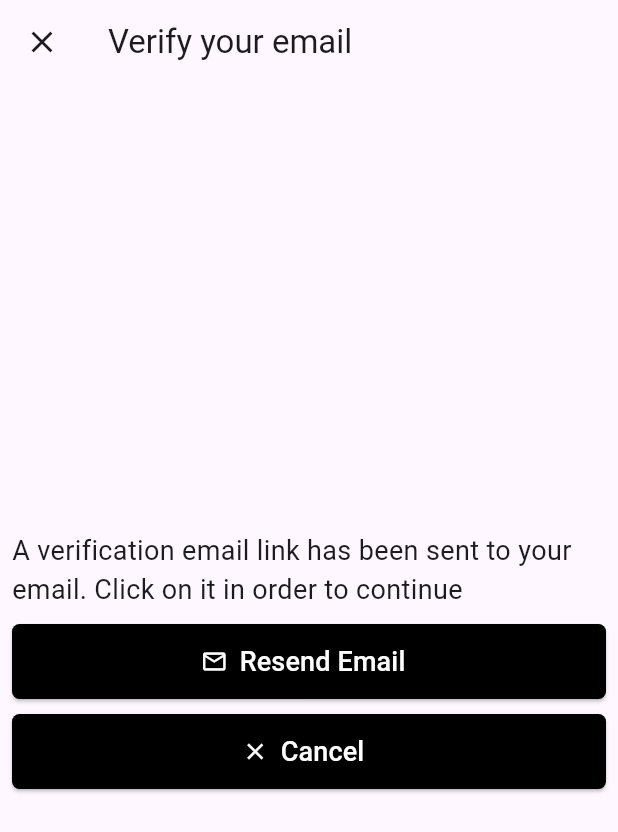
After one commit to ihsahm/flutter-guzogo-test-app, a Flutter app: the OTPAuth screen opened directly, on a phone screen of 412 x 824 dp. The commit adds this screen. Shown: the top 832 px of the screen. Run offline on Flutter 3.47's test engine with Material 2 defaults, Android fonts, the phone set to English and light mode, and no system bars.

Commit message:
Second Commit

```diff
--- a/lib/auth/login.dart
+++ b/lib/auth/login.dart
@@ -30,7 +30,6 @@ class _LoginPageState extends State<LoginPage> {
                 "Email",
                 style: TextStyle(fontSize: 14, color: Colors.blueGrey),
               ),
-              const SizedBox(height: 15),
               TextFormField(
                 decoration: InputDecoration(
                   enabledBorder: OutlineInputBorder(
@@ -47,7 +46,6 @@ class _LoginPageState extends State<LoginPage> {
                 "Enter Password",
                 style: TextStyle(fontSize: 14, color: Colors.blueGrey),
               ),
-              const SizedBox(height: 15),
               TextFormField(
                 decoration: InputDecoration(
                   enabledBorder: OutlineInputBorder(
@@ -128,7 +126,7 @@ class _LoginPageState extends State<LoginPage> {
                 borderRadius: BorderRadius.circular(5)),
           ),
           child: const Text(
-            "Login",
+            "LOGIN",
             style: TextStyle(
               color: Colors.white,
               fontSize: 18,
--- /dev/null
+++ b/lib/auth/otp_auth.dart
@@ -0,0 +1,87 @@
+import 'package:flutter/material.dart';
+
+class OTPAuth extends StatefulWidget {
+  const OTPAuth({super.key});
+
+  @override
+  State<OTPAuth> createState() => _OTPAuthState();
+}
+
+class _OTPAuthState extends State<OTPAuth> {
+  @override
+  Widget build(BuildContext context) {
+    return Scaffold(
+      appBar: AppBar(
+        leading: IconButton(
+          icon: const Icon(
+            Icons.close,
+          ),
+          onPressed: () {
+            Navigator.pop(context);
+          },
+        ),
+        title: const Text('Verify your email'),
+      ),
+      body: Padding(
+        padding: const EdgeInsets.all(8.0),
+        child: Column(
+          mainAxisAlignment: MainAxisAlignment.center,
+          children: [
+            const Text(
+              "A verification email link has been sent to your email. Click on it in order to continue",
+              style: TextStyle(fontSize: 18.0),
+            ),
+            const SizedBox(
+              height: 10,
+            ),
+            ElevatedButton.icon(
+                style: ElevatedButton.styleFrom(
+                    minimumSize: const Size.fromHeight(50),
+                    shape: RoundedRectangleBorder(
+                        //to set border radius to button
+                        borderRadius: BorderRadius.circular(5)),
+                    backgroundColor: Colors.black),
+                onPressed: () {
+                  Navigator.pop(context);
+                },
+                icon: const Icon(
+                  Icons.email_outlined,
+                  color: Colors.white,
+                ),
+                label: const Text(
+                  "Resend Email",
+                  style: TextStyle(
+                    color: Colors.white,
+                    fontSize: 18,
+                  ),
+                )),
+            const SizedBox(
+              height: 10,
+            ),
+            ElevatedButton.icon(
+                style: ElevatedButton.styleFrom(
+                    minimumSize: const Size.fromHeight(50),
+                    shape: RoundedRectangleBorder(
+                        //to set border radius to button
+                        borderRadius: BorderRadius.circular(5)),
+                    backgroundColor: Colors.black),
+                onPressed: () {
+                  Navigator.pop(context);
+                },
+                icon: const Icon(
+                  Icons.close,
+                  color: Colors.white,
+                ),
+                label: const Text(
+                  "Cancel",
+                  style: TextStyle(
+                    color: Colors.white,
+                    fontSize: 18,
+                  ),
+                ))
+          ],
+        ),
+      ),
+    );
+  }
+}
```
Also changed, not shown: lib/auth/signup.dart (+128 -1 lines).
